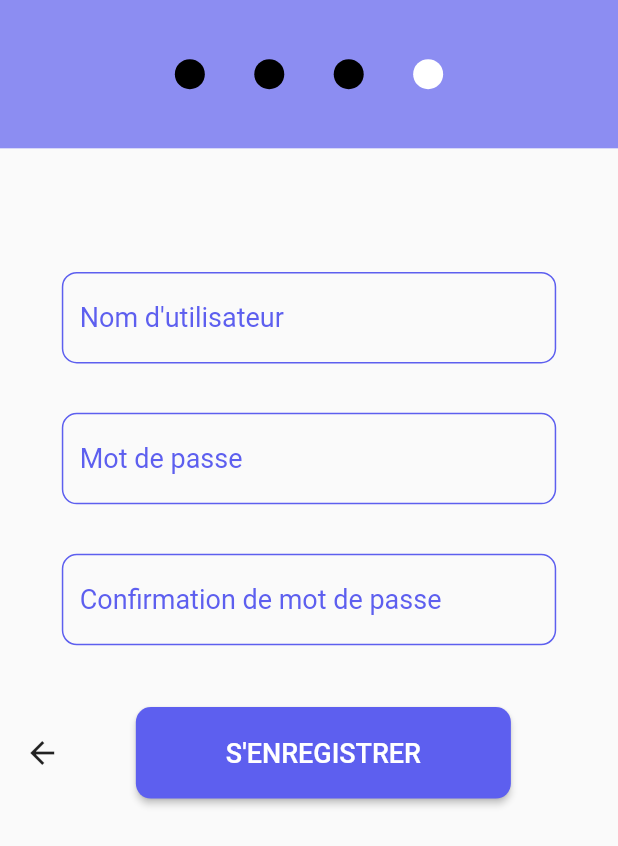
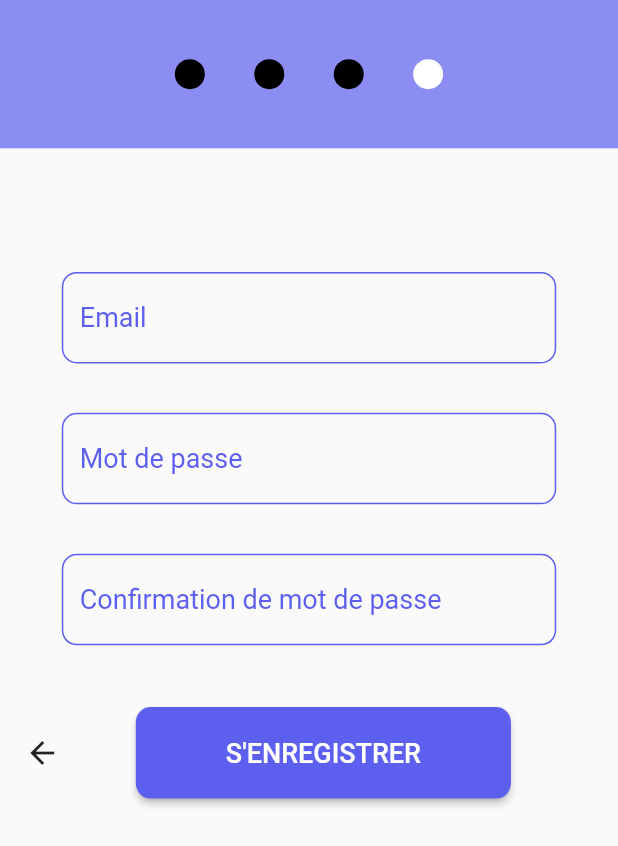
Before and after one commit to Darcraytore1/Opitraining, a Flutter app: the CoachSignUp4 screen opened directly, on a phone screen of 412 x 824 dp. Shown: the top 846 px of the screen. Run offline on Flutter 3.47's test engine with Material 2 defaults, Android fonts, the phone set to English and light mode, and no system bars; our stand-ins replace firebase_auth, firebase_core, firebase_database, graphql_flutter, table_calendar; accounts and stored records are empty.

```diff
--- a/lib/Coach.dart
+++ b/lib/Coach.dart
@@ -7,8 +7,9 @@ class Coach {
   List<String> dayAvailable;
   String phone;
   String description;
+  String email;
 
-  Coach(String firstName, String name, String city, int pricePerHour, List<String> dayAvailable, String phone, String description) {
+  Coach(String firstName, String name, String city, int pricePerHour, List<String> dayAvailable, String phone, String description, String email) {
     this.firstName = firstName;
     this.name = name;
     this.city = city;
@@ -16,6 +17,7 @@ class Coach {
     this.dayAvailable = dayAvailable;
     this.phone = phone;
     this.description = description;
+    this.email = email;
   }
 
   String getFirstName() {
@@ -46,6 +48,10 @@ class Coach {
     return description;
   }
 
+  String getEmail() {
+    return email;
+  }
+
   String toStringDayAvailable() {
     if (dayAvailable.length == 7) return "Tous les jours de la semaine";
     else {
--- a/lib/coach_info.dart
+++ b/lib/coach_info.dart
@@ -103,7 +103,7 @@ class _CoachInfoState extends State<CoachInfo> {
                           ),
                           SizedBox(height: MediaQuery.of(context).size.height * 0.02),
                           Text(
-                              "Email : " + "example@yahou.fr"
+                              "Email : " + widget.coach.getEmail()
                           ),
                           SizedBox(height: MediaQuery.of(context).size.height * 0.02),
                         ],
--- a/lib/coach_login.dart
+++ b/lib/coach_login.dart
@@ -63,6 +63,9 @@ class _CoachLoginState extends State<CoachLogin> {
           ),
         ),
         body: Center(
+          child: Row(
+            children: [
+              Expanded(
                 child: Column(
                   mainAxisAlignment: MainAxisAlignment.center,
                   crossAxisAlignment: CrossAxisAlignment.center,
@@ -176,6 +179,9 @@ class _CoachLoginState extends State<CoachLogin> {
                       },
                     )
                   ],
+                ),
+              ),
+            ],
           )
         )
     );
--- a/lib/coach_sign_up.dart
+++ b/lib/coach_sign_up.dart
@@ -87,6 +87,7 @@ class _CoachSignUpState extends State<CoachSignUp> {
   @override
   Widget build(BuildContext context) {
     return Scaffold(
+      resizeToAvoidBottomInset: false,
       body: Center (
         child: Column (
           mainAxisAlignment: MainAxisAlignment.start,
--- a/lib/coach_sign_up_2.dart
+++ b/lib/coach_sign_up_2.dart
@@ -183,6 +183,7 @@ class _CoachSignUp2State extends State<CoachSignUp2> {
   @override
   Widget build(BuildContext context) {
     return Scaffold(
+      resizeToAvoidBottomInset: false,
       body: Center (
         child: Column (
           mainAxisAlignment: MainAxisAlignment.start,
--- a/lib/coach_sign_up_3.dart
+++ b/lib/coach_sign_up_3.dart
@@ -96,6 +96,7 @@ class _CoachSignUp3State extends State<CoachSignUp3> {
   @override
   Widget build(BuildContext context) {
     return Scaffold(
+      resizeToAvoidBottomInset: false,
       body: Center (
         child: Column (
           mainAxisAlignment: MainAxisAlignment.start,
--- a/lib/coach_sign_up_4.dart
+++ b/lib/coach_sign_up_4.dart
@@ -20,7 +20,7 @@ class CoachSignUp4 extends StatefulWidget {
 class _CoachSignUp4State extends State<CoachSignUp4> {
 
   final db = FirebaseDatabase.instance.reference();
-  final loginController = TextEditingController();
+  final emailController = TextEditingController();
   final passwordController = TextEditingController();
   final passwordConfirmationController = TextEditingController();
 
@@ -107,6 +107,7 @@ class _CoachSignUp4State extends State<CoachSignUp4> {
   @override
   Widget build(BuildContext context) {
     return Scaffold(
+      resizeToAvoidBottomInset: false,
       body: Center (
         child: Column (
           mainAxisAlignment: MainAxisAlignment.start,
@@ -114,7 +115,7 @@ class _CoachSignUp4State extends State<CoachSignUp4> {
           children: [
             signUpCounter(),
             SizedBox(height: MediaQuery.of(context).size.height * 0.1),
-            basicTextField("Nom d'utilisateur",loginController, false),
+            basicTextField("Email",emailController, false),
             SizedBox(height: MediaQuery.of(context).size.height * 0.04),
             basicTextField("Mot de passe", passwordController, true),
             SizedBox(height: MediaQuery.of(context).size.height * 0.04),
@@ -139,7 +140,7 @@ class _CoachSignUp4State extends State<CoachSignUp4> {
                           child: ElevatedButton(
                               onPressed: () {
 
-                                Coach coach = Coach(widget.coachInfo[0], widget.coachInfo[1], widget.coachInfo[3], int.parse(widget.price), widget.availability, widget.coachInfo[2], widget.description);
+                                Coach coach = Coach(widget.coachInfo[0], widget.coachInfo[1], widget.coachInfo[3], int.parse(widget.price), widget.availability, widget.coachInfo[2], widget.description, emailController.text);
 
                                 // Here create a account with the system of authentication of firebase
 
--- a/lib/coaching.dart
+++ b/lib/coaching.dart
@@ -37,7 +37,7 @@ class _CoachingState extends State<Coaching> {
           dayList.add(day);
         });
         setState(() {
-          coachList.add(Coach(trainings[key]["first_name"], trainings[key]["name"], trainings[key]["city"], trainings[key]["price"], dayList, trainings[key]["phone"], trainings[key]["description"]));
+          coachList.add(Coach(trainings[key]["first_name"], trainings[key]["name"], trainings[key]["city"], trainings[key]["price"], dayList, trainings[key]["phone"], trainings[key]["description"], trainings[key]["email"]));
         });
       });
     });
@@ -155,7 +155,7 @@ class _CoachingState extends State<Coaching> {
           child: TextField(
             controller: _searchQueryController,
             decoration: InputDecoration(
-              suffixIcon: Icon(Icons.youtube_searched_for),
+              suffixIcon: Icon(Icons.search),
               fillColor: Color(searchColor).withOpacity(0.35),
               filled: true,
               focusedBorder: OutlineInputBorder (
```
Also changed, not shown: lib/training_builder.dart (+46 -9 lines). Lines whose indentation alone changed are shown as unchanged.
